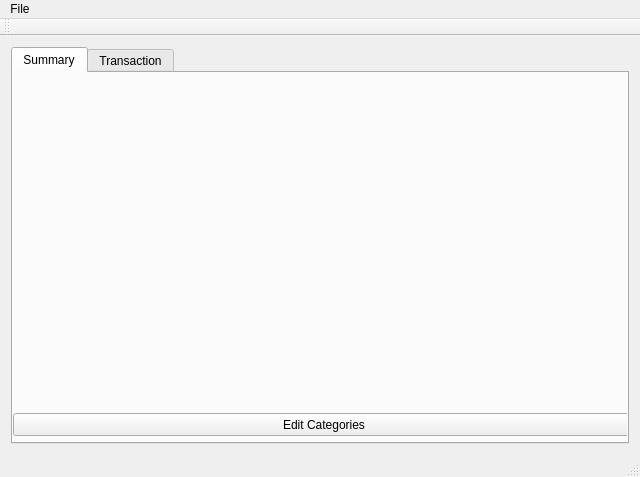
First picture: the form in mainwindow.ui, repository JanusErasmus/qt-finance, before the edit.
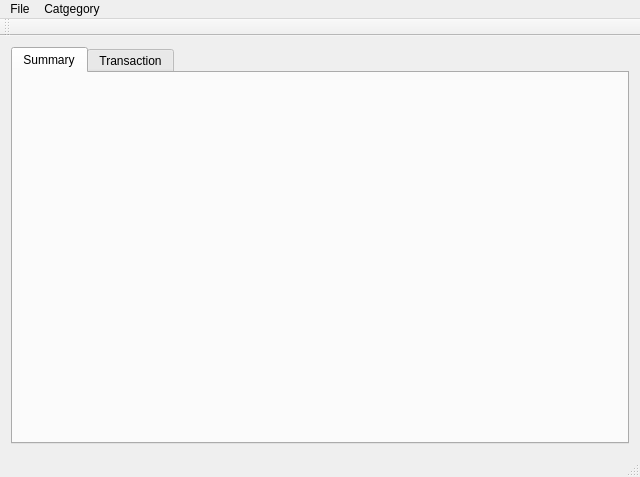
Second picture: the form after the edit.

Commit message: Delete categories

```diff
--- a/mainwindow.ui
+++ b/mainwindow.ui
@@ -27,19 +27,6 @@
        <attribute name="title">
         <string>Summary</string>
        </attribute>
-       <widget class="QPushButton" name="editButton">
-        <property name="geometry">
-         <rect>
-          <x>0</x>
-          <y>340</y>
-          <width>622</width>
-          <height>23</height>
-         </rect>
-        </property>
-        <property name="text">
-         <string>Edit Categories</string>
-        </property>
-       </widget>
       </widget>
       <widget class="QWidget" name="transactionTab">
        <property name="contextMenuPolicy">
@@ -114,7 +101,7 @@
      <x>0</x>
      <y>0</y>
      <width>640</width>
-     <height>21</height>
+     <height>20</height>
     </rect>
    </property>
    <widget class="QMenu" name="menuQBudget">
@@ -124,7 +111,14 @@
     <addaction name="action_Open"/>
     <addaction name="action_Save"/>
    </widget>
+   <widget class="QMenu" name="menuCatgegory">
+    <property name="title">
+     <string>Catgegory</string>
+    </property>
+    <addaction name="actionEdit"/>
+   </widget>
    <addaction name="menuQBudget"/>
+   <addaction name="menuCatgegory"/>
   </widget>
   <widget class="QToolBar" name="mainToolBar">
    <attribute name="toolBarArea">
```
Left out of the diff: 13 changed lines with no effect on the pictures. The commit also changes 7 other files.
